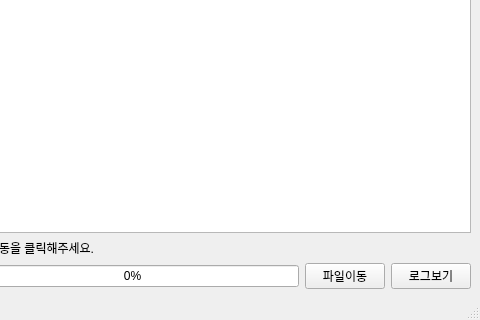
This is ui_filemove.ui in dlwjddn22/filemove as Qt 5 draws it before an edit; both pictures show x 594 to 1074 and y 252 to 572 of the 1074 by 572 pixel window. The edited form follows.
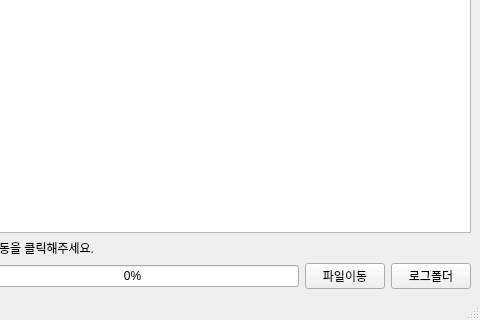
This is the edited form.

Commit message: 로그보기 > 폴더열기로 변경

Patch:
```diff
--- a/ui_filemove.ui
+++ b/ui_filemove.ui
@@ -116,7 +116,7 @@
           <item>
            <widget class="QPushButton" name="moveFileLogBtn">
             <property name="text">
-             <string>로그보기</string>
+             <string>로그폴더</string>
             </property>
            </widget>
           </item>
```
The commit also changes 2 other files.
